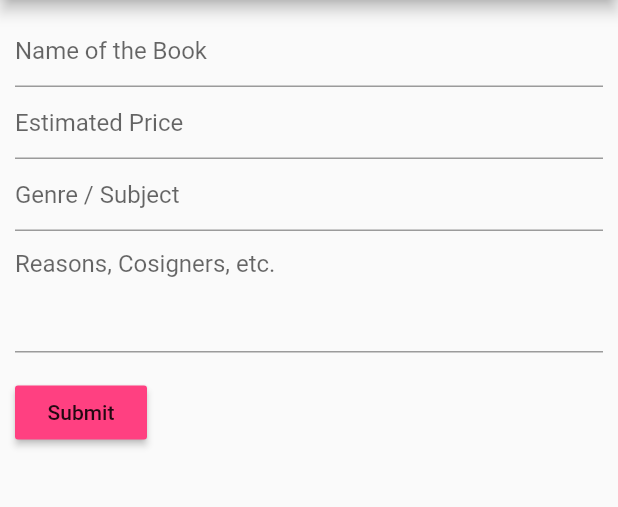
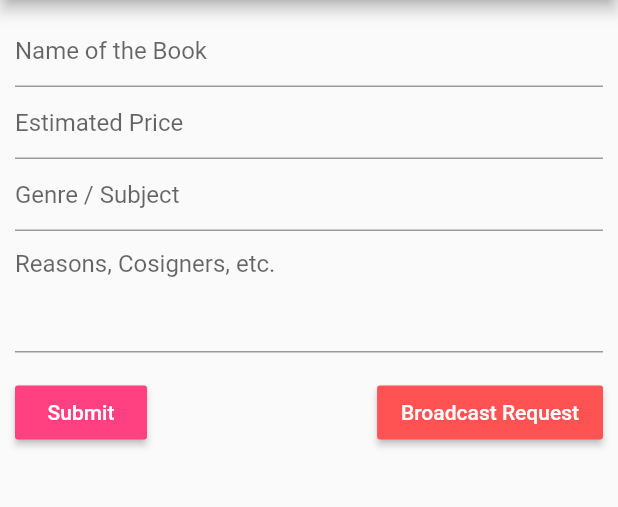
Before and after one commit to AnimeshSinha1309/library-management, a Flutter app: the RequestPage screen opened by its route, on a phone screen of 412 x 824 dp, the part 84-591 px from its top. Run offline on Flutter 3.47's test engine with Material 2 defaults, Android fonts, the phone set to English and light mode, and no system bars; missing offline and left inert: barcode_scan; network calls fail.

Commit message:
Flushing colors on material
InkWell works with material, and the form is better.

```diff
--- a/libmate/lib/bookcard.dart
+++ b/libmate/lib/bookcard.dart
@@ -42,7 +42,10 @@ class _BookCardState extends State<BookCard> {
           child: FractionallySizedBox(
               heightFactor: 0.6,
               widthFactor: 1.0,
+              child: Material(
+                color: Color.fromRGBO(0, 0, 0, 0.9),
                 child: InkWell(
+                  splashFactory: InkRipple.splashFactory,
                   splashColor: Colors.white,
                   onTap: () {
                     Scaffold.of(context).showSnackBar(new SnackBar(
@@ -96,6 +99,7 @@ class _BookCardState extends State<BookCard> {
                 ),
               )),
         ),
+      ),
     );
   }
 }
--- a/libmate/lib/request.dart
+++ b/libmate/lib/request.dart
@@ -29,7 +29,7 @@ class _RequestPageState extends State<RequestPage> {
                     decoration: InputDecoration(hintText: "Name of the Book"),
                     validator: (value) {
                       if (value.isEmpty) {
-                    return 'Please enter some text';
+                        return 'Please enter the name of the Book.';
                       }
                       return null;
                     },
@@ -39,7 +39,7 @@ class _RequestPageState extends State<RequestPage> {
                     decoration: InputDecoration(hintText: "Estimated Price"),
                     validator: (value) {
                       if (value.isEmpty) {
-                    return 'Please enter some text';
+                        return 'Please enter an approximate price for it.';
                       }
                       return null;
                     },
@@ -49,25 +49,21 @@ class _RequestPageState extends State<RequestPage> {
                     decoration: InputDecoration(hintText: "Genre / Subject"),
                     validator: (value) {
                       if (value.isEmpty) {
-                    return 'Please enter some text';
+                        return 'Enter the Subject / Genre.';
                       }
                       return null;
                     },
                   ),
                   TextFormField(
                     keyboardType: TextInputType.text,
-                decoration: InputDecoration(hintText: "Reasons, Cosigners, etc."),
+                    decoration:
+                        InputDecoration(hintText: "Reasons, Cosigners, etc."),
                     maxLines: 3,
-                validator: (value) {
-                  if (value.isEmpty) {
-                    return 'Please enter some text';
-                  }
-                  return null;
-                },
                   ),
                   Padding(
                       padding: const EdgeInsets.symmetric(vertical: 16.0),
-                child: RaisedButton(
+                      child: Row(children: <Widget>[
+                        RaisedButton(
                           color: Colors.pinkAccent,
                           onPressed: () {
                             // Validate returns true if the form is valid, or false
@@ -75,17 +71,36 @@ class _RequestPageState extends State<RequestPage> {
                             if (_formKey.currentState.validate()) {
                               // If the form is valid, display a Snackbar.
                               Scaffold.of(context).showSnackBar(SnackBar(
-                        content: Text('Backend for the App is not Ready'))
-                      );
+                                  content: Text(
+                                      'Backend for the App is not Ready')));
                             }
                           },
-                  child: Text('Submit'),
+                          child: Text(
+                            'Submit',
+                            style: TextStyle(color: Colors.white),
                           ),
                         ),
-            ],
+                        Spacer(),
+                        RaisedButton(
+                          color: Colors.redAccent,
+                          onPressed: () {
+                            // Validate returns true if the form is valid, or false
+                            // otherwise.
+                            if (_formKey.currentState.validate()) {
+                              // If the form is valid, display a Snackbar.
+                              Scaffold.of(context).showSnackBar(SnackBar(
+                                  content: Text(
+                                      'Backend for the App is not Ready')));
+                            }
+                          },
+                          child: Text(
+                            'Broadcast Request',
+                            style: TextStyle(color: Colors.white),
                           ),
-        )
-      )
-    );
+                        ),
+                      ])),
+                ]),
+          ),
+        ));
   }
 }
```
Lines whose indentation alone changed are shown as unchanged.
